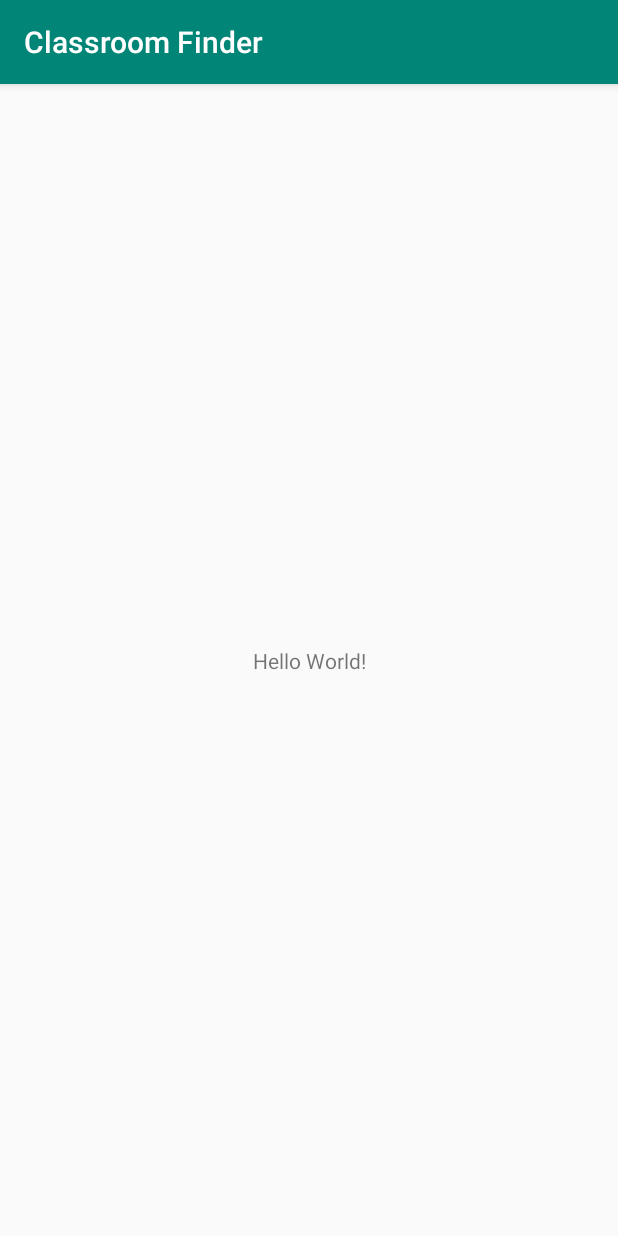
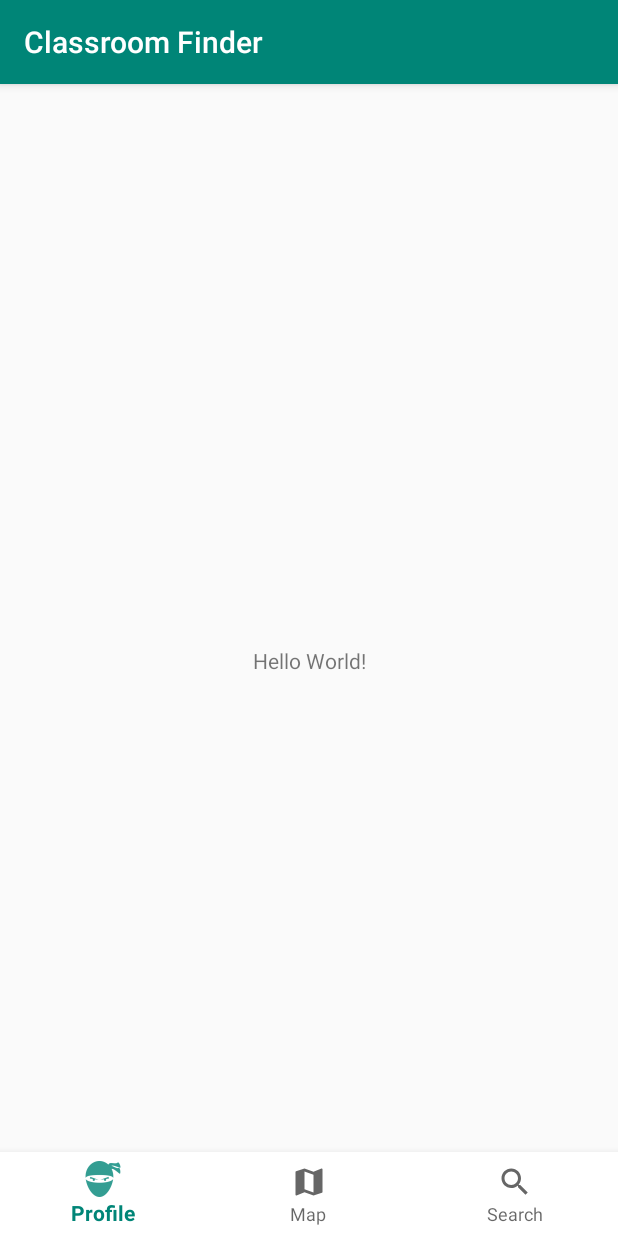
Before and after one commit to CalebLangbroek/classroom-finder, an Android app: the screen it shows after launch (MainActivity), on a phone screen of 412 x 824 dp. Run offline under Robolectric (Android 15) with nearby library versions, the phone set to English and light mode, and no system bars.

Commit message:
Added bottom navigation

```diff
--- a/app/build.gradle
+++ b/app/build.gradle
@@ -46,9 +46,9 @@ dependencies {
 
     implementation fileTree(dir: 'libs', include: ['*.jar'])
     implementation "org.jetbrains.kotlin:kotlin-stdlib-jdk7:$kotlin_version"
-    implementation 'androidx.appcompat:appcompat:1.0.0-beta01'
+    implementation 'androidx.appcompat:appcompat:1.1.0'
     implementation 'androidx.core:core-ktx:1.2.0-beta01'
-    implementation 'androidx.constraintlayout:constraintlayout:1.1.2'
+    implementation 'androidx.constraintlayout:constraintlayout:1.1.3'
     testImplementation 'junit:junit:4.12'
     androidTestImplementation 'androidx.test:runner:1.1.0-alpha4'
     androidTestImplementation 'androidx.test.espresso:espresso-core:3.1.0-alpha4'
--- /dev/null
+++ b/app/src/main/res/drawable/ic_map_black_24dp.xml
@@ -0,0 +1,9 @@
+<vector xmlns:android="http://schemas.android.com/apk/res/android"
+        android:width="24dp"
+        android:height="24dp"
+        android:viewportWidth="24.0"
+        android:viewportHeight="24.0">
+    <path
+        android:fillColor="#FF000000"
+        android:pathData="M20.5,3l-0.16,0.03L15,5.1 9,3 3.36,4.9c-0.21,0.07 -0.36,0.25 -0.36,0.48V20.5c0,0.28 0.22,0.5 0.5,0.5l0.16,-0.03L9,18.9l6,2.1 5.64,-1.9c0.21,-0.07 0.36,-0.25 0.36,-0.48V3.5c0,-0.28 -0.22,-0.5 -0.5,-0.5zM15,19l-6,-2.11V5l6,2.11V19z"/>
+</vector>
--- /dev/null
+++ b/app/src/main/res/drawable/ic_search_black_24dp.xml
@@ -0,0 +1,9 @@
+<vector xmlns:android="http://schemas.android.com/apk/res/android"
+        android:width="24dp"
+        android:height="24dp"
+        android:viewportWidth="24.0"
+        android:viewportHeight="24.0">
+    <path
+        android:fillColor="#FF000000"
+        android:pathData="M15.5,14h-0.79l-0.28,-0.27C15.41,12.59 16,11.11 16,9.5 16,5.91 13.09,3 9.5,3S3,5.91 3,9.5 5.91,16 9.5,16c1.61,0 3.09,-0.59 4.23,-1.57l0.27,0.28v0.79l5,4.99L20.49,19l-4.99,-5zM9.5,14C7.01,14 5,11.99 5,9.5S7.01,5 9.5,5 14,7.01 14,9.5 11.99,14 9.5,14z"/>
+</vector>
--- a/app/src/main/res/layout/activity_main.xml
+++ b/app/src/main/res/layout/activity_main.xml
@@ -8,12 +8,22 @@
         tools:context=".MainActivity">
 
     <TextView
+            android:id="@+id/textView"
             android:layout_width="wrap_content"
             android:layout_height="wrap_content"
             android:text="Hello World!"
             app:layout_constraintBottom_toBottomOf="parent"
             app:layout_constraintLeft_toLeftOf="parent"
             app:layout_constraintRight_toRightOf="parent"
-            app:layout_constraintTop_toTopOf="parent"/>
+            app:layout_constraintTop_toTopOf="parent" />
+
+    <com.google.android.material.bottomnavigation.BottomNavigationView
+            android:id="@+id/bottom_nav"
+            android:layout_width="match_parent"
+            android:layout_height="wrap_content"
+            android:layout_alignParentBottom="true"
+            app:itemBackground="@android:color/white"
+            app:layout_constraintBottom_toBottomOf="parent"
+            app:menu="@menu/bottom_nav_menu" />
 
 </androidx.constraintlayout.widget.ConstraintLayout>
--- /dev/null
+++ b/app/src/main/res/menu/bottom_nav_menu.xml
@@ -0,0 +1,18 @@
+<?xml version="1.0" encoding="utf-8"?>
+<menu xmlns:android="http://schemas.android.com/apk/res/android">
+    <item
+            android:id="@+id/action_nearby"
+            android:enabled="true"
+            android:icon="@drawable/ic_ninja_black"
+            android:title="Profile" />
+    <item
+            android:id="@+id/action_favorites"
+            android:enabled="true"
+            android:icon="@drawable/ic_map_black_24dp"
+            android:title="Map" />
+    <item
+            android:id="@+id/action_recents"
+            android:enabled="true"
+            android:icon="@drawable/ic_search_black_24dp"
+            android:title="Search" />
+</menu>
--- a/build.gradle
+++ b/build.gradle
@@ -11,7 +11,7 @@ buildscript {
         def nav_version = "2.1.0"
         classpath "androidx.navigation:navigation-safe-args-gradle-plugin:$nav_version"
 
-        classpath 'com.android.tools.build:gradle:3.1.0'
+        classpath 'com.android.tools.build:gradle:3.5.1'
         classpath "org.jetbrains.kotlin:kotlin-gradle-plugin:$kotlin_version"
         // NOTE: Do not place your application dependencies here; they belong
         // in the individual module build.gradle files
```
Also changed, not shown: app/src/main/res/drawable-hdpi/ic_ninja_black.png (added), app/src/main/res/drawable-mdpi/ic_ninja_black.png (added), app/src/main/res/drawable-xhdpi/ic_ninja_black.png (added), app/src/main/res/drawable-xxhdpi/ic_ninja_black.png (added), app/src/main/res/drawable-xxxhdpi/ic_ninja_black.png (added), gradle/wrapper/gradle-wrapper.properties.
